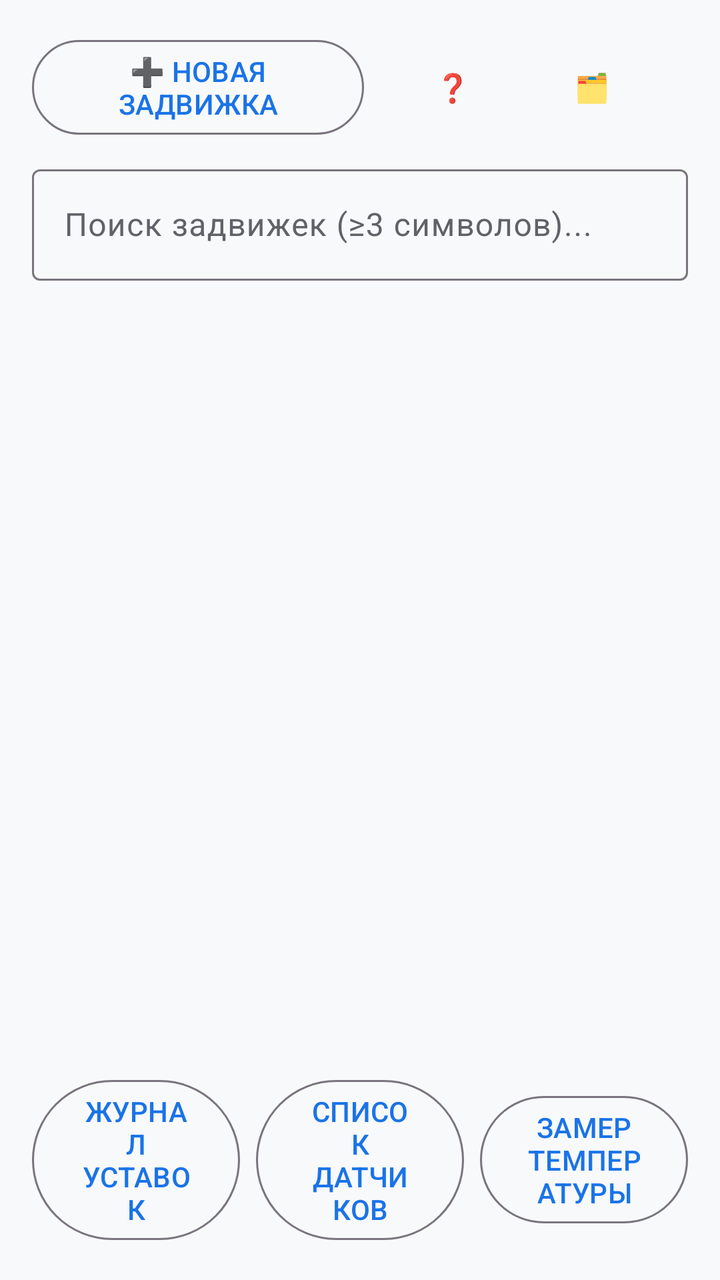
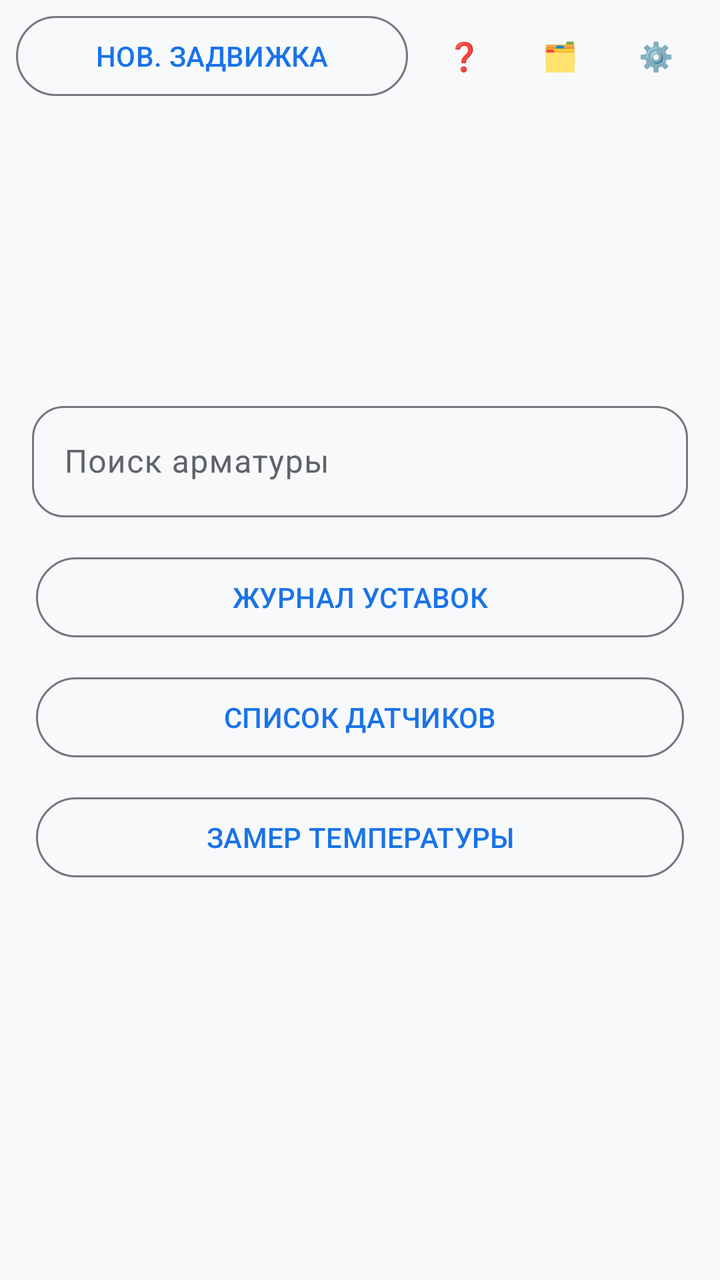

Two renders of the same Android screen: before a commit and after it. Below are the layout's source before the change and the commit's diff.
<!-- AndroidManifest.xml: application theme Theme.FocusApp -->
<!-- res/layout/activity_main.xml -->
<?xml version="1.0" encoding="utf-8"?>
<LinearLayout xmlns:android="http://schemas.android.com/apk/res/android"
    xmlns:app="http://schemas.android.com/apk/res-auto"
    android:layout_width="match_parent"
    android:layout_height="match_parent"
    android:orientation="vertical"
    android:padding="16dp">

    
    <LinearLayout
        android:layout_width="match_parent"
        android:layout_height="wrap_content"
        android:orientation="horizontal"
        android:gravity="center_vertical"
        android:layout_marginBottom="8dp">

        
        <TextView
            android:id="@+id/tvListStatus"
            android:layout_width="0dp"
            android:layout_height="wrap_content"
            android:layout_weight="1"
            android:text="НОВЫЙ 17"
            android:textSize="16sp"
            android:textStyle="bold"
            android:visibility="gone" />

        
        <com.google.android.material.button.MaterialButton
            android:id="@+id/btnNewValve"
            style="@style/Widget.Material3.Button.OutlinedButton"
            android:layout_width="166dp"
            android:layout_height="wrap_content"
            android:layout_marginEnd="8dp"
            android:text="➕ НОВАЯ ЗАДВИЖКА" />

        
        <com.google.android.material.button.MaterialButton
            android:id="@+id/btnToList"
            android:layout_width="wrap_content"
            android:layout_height="wrap_content"
            android:text="📋 К СПИСКУ"
            android:visibility="gone"
            android:layout_marginEnd="8dp"
            style="@style/Widget.Material3.Button" />

        
        <com.google.android.material.button.MaterialButton
            android:id="@+id/btnHelp"
            style="@style/Widget.Material3.Button.TextButton"
            android:layout_width="73dp"
            android:layout_height="wrap_content"
            android:text="❓" />

        
        <com.google.android.material.button.MaterialButton
            android:id="@+id/btnLists"
            style="@style/Widget.Material3.Button.TextButton"
            android:layout_width="66dp"
            android:layout_height="wrap_content"
            android:text="🗂️" />

        
        <com.google.android.material.button.MaterialButton
            android:id="@+id/btnSettings"
            style="@style/Widget.Material3.Button.TextButton"
            android:layout_width="60dp"
            android:layout_height="wrap_content"
            android:text="⚙️" />
    </LinearLayout>

    
    <com.google.android.material.textfield.TextInputLayout
        android:layout_width="match_parent"
        android:layout_height="wrap_content"
        android:hint="Поиск задвижек (≥3 символов)..."
        style="@style/Widget.Material3.TextInputLayout.OutlinedBox">

        <com.google.android.material.textfield.TextInputEditText
            android:id="@+id/etSearch"
            android:layout_width="match_parent"
            android:layout_height="wrap_content"
            android:inputType="text"
            android:maxLines="1" />
    </com.google.android.material.textfield.TextInputLayout>

    
    <androidx.recyclerview.widget.RecyclerView
        android:id="@+id/rvGateValves"
        android:layout_width="match_parent"
        android:layout_height="434dp"
        android:layout_marginTop="8dp"
        android:layout_weight="1"
        android:clipToPadding="false"
        android:paddingBottom="8dp" />
    
    <TextView
        android:id="@+id/tvEmptySearch"
        android:layout_width="match_parent"
        android:layout_height="match_parent"
        android:gravity="center"
        android:text="🔍 Ничего не найдено\nПопробуйте изменить запрос"
        android:textSize="18sp"
        android:textColor="@color/on_surface_secondary"
        android:visibility="gone" />



    
    <LinearLayout
        android:id="@+id/bottomButtons"
        android:layout_width="match_parent"
        android:layout_height="wrap_content"
        android:orientation="horizontal"
        android:gravity="center"
        android:layout_marginTop="8dp">

        <com.google.android.material.button.MaterialButton
            android:id="@+id/btnSetpoints"
            android:layout_width="0dp"
            android:layout_height="wrap_content"
            android:layout_weight="1"
            android:layout_marginEnd="8dp"
            android:text="ЖУРНАЛ УСТАВОК"
            style="@style/Widget.Material3.Button.OutlinedButton" />

        <com.google.android.material.button.MaterialButton
            android:id="@+id/btnSensors"
            android:layout_width="0dp"
            android:layout_height="wrap_content"
            android:layout_weight="1"
            android:layout_marginEnd="8dp"
            android:text="СПИСОК ДАТЧИКОВ"
            style="@style/Widget.Material3.Button.OutlinedButton" />

        <com.google.android.material.button.MaterialButton
            android:id="@+id/btnConverter"
            android:layout_width="0dp"
            android:layout_height="wrap_content"
            android:layout_weight="1"
            android:text="ЗАМЕР ТЕМПЕРАТУРЫ"
            style="@style/Widget.Material3.Button.OutlinedButton" />
    </LinearLayout>

</LinearLayout>
<!-- resources referenced by this layout -->
<resources>
  <color name="on_surface_secondary">#5F6368</color>
  <style name="Theme.FocusApp" parent="Theme.Material3.DayNight.NoActionBar">
          
          <item name="colorPrimary">@color/primary</item>
          <item name="colorPrimaryContainer">@color/primary_container</item>
          <item name="colorSecondary">@color/secondary</item>
          <item name="colorTertiary">@color/tertiary</item>
  
          
          <item name="colorOnPrimary">@color/on_primary</item>
          <item name="colorOnSurface">@color/on_surface</item>
          <item name="colorOnSurfaceVariant">@color/on_surface_secondary</item>
  
          
          <item name="colorSurface">@color/surface</item>
          <item name="colorSurfaceVariant">@color/surface_variant</item>
          <item name="android:colorBackground">@color/background</item>
  
          
          <item name="android:statusBarColor">@color/status_bar</item>
  
          
          <item name="android:navigationBarColor">@color/surface</item>
      </style>
  <color name="primary">#1A73E8</color>
  <color name="primary_container">#D2E3FC</color>
  <color name="secondary">#03DAC6</color>
  <color name="tertiary">#FF6B6B</color>
  <color name="on_primary">#FFFFFF</color>
  <color name="on_surface">#202124</color>
  <color name="surface">#FFFFFF</color>
  <color name="surface_variant">#F5F5F5</color>
  <color name="background">#F8F9FA</color>
  <color name="status_bar">#FFFFFF</color>
</resources>

<!-- the commit's change to res/layout/activity_main.xml (unified diff, before → after) -->
@@ -1,145 +1,290 @@
 <?xml version="1.0" encoding="utf-8"?>
-<LinearLayout xmlns:android="http://schemas.android.com/apk/res/android"
+<androidx.constraintlayout.widget.ConstraintLayout
+    xmlns:android="http://schemas.android.com/apk/res/android"
     xmlns:app="http://schemas.android.com/apk/res-auto"
+    android:id="@+id/rootLayout"
     android:layout_width="match_parent"
     android:layout_height="match_parent"
-    android:orientation="vertical"
-    android:padding="16dp">
-
-    
-    <LinearLayout
+    android:background="?android:attr/windowBackground">
+
+    
+    
+    
+    <androidx.constraintlayout.widget.ConstraintLayout
+        android:id="@+id/topPanel"
         android:layout_width="match_parent"
         android:layout_height="wrap_content"
-        android:orientation="horizontal"
-        android:gravity="center_vertical"
-        android:layout_marginBottom="8dp">
-
-        
-        <TextView
-            android:id="@+id/tvListStatus"
-            android:layout_width="0dp"
-            android:layout_height="wrap_content"
-            android:layout_weight="1"
-            android:text="НОВЫЙ 17"
-            android:textSize="16sp"
-            android:textStyle="bold"
-            android:visibility="gone" />
+        android:paddingStart="8dp"
+        android:paddingEnd="8dp"
+        android:paddingTop="4dp"
+        android:paddingBottom="4dp"
+        app:layout_constraintTop_toTopOf="parent"
+        app:layout_constraintStart_toStartOf="parent"
+        app:layout_constraintEnd_toEndOf="parent">
 
         
         <com.google.android.material.button.MaterialButton
             android:id="@+id/btnNewValve"
             style="@style/Widget.Material3.Button.OutlinedButton"
-            android:layout_width="166dp"
-            android:layout_height="wrap_content"
-            android:layout_marginEnd="8dp"
-            android:text="➕ НОВАЯ ЗАДВИЖКА" />
-
-        
-        <com.google.android.material.button.MaterialButton
-            android:id="@+id/btnToList"
-            android:layout_width="wrap_content"
-            android:layout_height="wrap_content"
-            android:text="📋 К СПИСКУ"
-            android:visibility="gone"
-            android:layout_marginEnd="8dp"
-            style="@style/Widget.Material3.Button" />
+            android:layout_width="0dp"
+            android:layout_height="wrap_content"
+            android:layout_marginEnd="4dp"
+            android:text="@string/new_valve"
+            android:maxLines="1"
+            android:ellipsize="end"
+            app:layout_constraintStart_toStartOf="parent"
+            app:layout_constraintEnd_toStartOf="@id/btnHelp"
+            app:layout_constraintTop_toTopOf="parent"
+            app:layout_constraintBottom_toBottomOf="parent" />
 
         
         <com.google.android.material.button.MaterialButton
             android:id="@+id/btnHelp"
             style="@style/Widget.Material3.Button.TextButton"
-            android:layout_width="73dp"
-            android:layout_height="wrap_content"
-            android:text="❓" />
+            android:layout_width="48dp"
+            android:layout_height="wrap_content"
+            android:text="❓"
+            app:layout_constraintStart_toEndOf="@id/btnNewValve"
+            app:layout_constraintEnd_toStartOf="@id/btnLists"
+            app:layout_constraintTop_toTopOf="parent"
+            app:layout_constraintBottom_toBottomOf="parent" />
 
         
         <com.google.android.material.button.MaterialButton
             android:id="@+id/btnLists"
             style="@style/Widget.Material3.Button.TextButton"
-            android:layout_width="66dp"
-            android:layout_height="wrap_content"
-            android:text="🗂️" />
+            android:layout_width="48dp"
+            android:layout_height="wrap_content"
+            android:text="🗂️"
+            app:layout_constraintStart_toEndOf="@id/btnHelp"
+            app:layout_constraintEnd_toStartOf="@id/btnSettings"
+            app:layout_constraintTop_toTopOf="parent"
+            app:layout_constraintBottom_toBottomOf="parent" />
 
         
         <com.google.android.material.button.MaterialButton
             android:id="@+id/btnSettings"
             style="@style/Widget.Material3.Button.TextButton"
-            android:layout_width="60dp"
-            android:layout_height="wrap_content"
-            android:text="⚙️" />
-    </LinearLayout>
-
-    
-    <com.google.android.material.textfield.TextInputLayout
+            android:layout_width="48dp"
+            android:layout_height="wrap_content"
+            android:text="⚙️"
+            app:layout_constraintEnd_toEndOf="parent"
+            app:layout_constraintTop_toTopOf="parent"
+            app:layout_constraintBottom_toBottomOf="parent" />
+
+    </androidx.constraintlayout.widget.ConstraintLayout>
+
+    
+    
+    
+    <androidx.constraintlayout.widget.ConstraintLayout
+        android:id="@+id/searchContainer"
         android:layout_width="match_parent"
         android:layout_height="wrap_content"
-        android:hint="Поиск задвижек (≥3 символов)..."
-        style="@style/Widget.Material3.TextInputLayout.OutlinedBox">
-
-        <com.google.android.material.textfield.TextInputEditText
-            android:id="@+id/etSearch"
-            android:layout_width="match_parent"
-            android:layout_height="wrap_content"
-            android:inputType="text"
-            android:maxLines="1" />
-    </com.google.android.material.textfield.TextInputLayout>
-
+        app:layout_constraintBottom_toBottomOf="parent"
+        app:layout_constraintTop_toTopOf="parent"
+        app:layout_constraintStart_toStartOf="parent"
+        app:layout_constraintEnd_toEndOf="parent"
+        app:layout_constraintVertical_bias="0.5">
+
+        
+        <com.google.android.material.textfield.TextInputLayout
+            android:id="@+id/searchLayout"
+            style="@style/Widget.Material3.TextInputLayout.OutlinedBox"
+            android:layout_width="0dp"
+            android:layout_height="wrap_content"
+            android:layout_marginStart="16dp"
+            android:layout_marginEnd="16dp"
+            android:hint="@string/search_hint"
+            app:boxCornerRadiusBottomEnd="16dp"
+            app:boxCornerRadiusBottomStart="16dp"
+            app:boxCornerRadiusTopEnd="16dp"
+            app:boxCornerRadiusTopStart="16dp"
+            app:layout_constraintStart_toStartOf="parent"
+            app:layout_constraintEnd_toEndOf="parent"
+            app:layout_constraintTop_toTopOf="parent">
+
+            <com.google.android.material.textfield.TextInputEditText
+                android:id="@+id/etSearch"
+                android:layout_width="match_parent"
+                android:layout_height="wrap_content"
+                android:imeOptions="actionDone"
+                android:inputType="text"
+                android:maxLines="1" />
+        </com.google.android.material.textfield.TextInputLayout>
+
+        
+        <LinearLayout
+            android:id="@+id/bottomButtons"
+            android:layout_width="0dp"
+            android:layout_height="wrap_content"
+            android:layout_marginTop="16dp"
+            android:layout_marginStart="16dp"
+            android:layout_marginEnd="16dp"
+            android:gravity="center"
+            android:orientation="vertical"
+            app:layout_constraintStart_toStartOf="parent"
+            app:layout_constraintEnd_toEndOf="parent"
+            app:layout_constraintTop_toBottomOf="@id/searchLayout"
+            app:layout_constraintBottom_toBottomOf="parent"
+            app:layout_constraintWidth_percent="0.9">
+
+            <com.google.android.material.button.MaterialButton
+                android:id="@+id/btnSetpoints"
+                style="@style/Widget.Material3.Button.OutlinedButton"
+                android:layout_width="match_parent"
+                android:layout_height="wrap_content"
+                android:layout_marginBottom="12dp"
+                android:text="@string/setpoints" />
+
+            <com.google.android.material.button.MaterialButton
+                android:id="@+id/btnSensors"
+                style="@style/Widget.Material3.Button.OutlinedButton"
+                android:layout_width="match_parent"
+                android:layout_height="wrap_content"
+                android:layout_marginBottom="12dp"
+                android:text="@string/sensors" />
+
+            <com.google.android.material.button.MaterialButton
+                android:id="@+id/btnConverter"
+                style="@style/Widget.Material3.Button.OutlinedButton"
+                android:layout_width="match_parent"
+                android:layout_height="wrap_content"
+                android:text="@string/converter" />
+        </LinearLayout>
+    </androidx.constraintlayout.widget.ConstraintLayout>
+
+    
+    
     
     <androidx.recyclerview.widget.RecyclerView
         android:id="@+id/rvGateValves"
         android:layout_width="match_parent"
-        android:layout_height="434dp"
+        android:layout_height="0dp"
         android:layout_marginTop="8dp"
-        android:layout_weight="1"
         android:clipToPadding="false"
-        android:paddingBottom="8dp" />
+        android:paddingBottom="4dp"
+        android:visibility="gone"
+        app:layout_constraintBottom_toBottomOf="parent"
+        app:layout_constraintTop_toBottomOf="@id/searchContainer"
+        app:layout_constraintStart_toStartOf="parent"
+        app:layout_constraintEnd_toEndOf="parent" />
+
     
     <TextView
         android:id="@+id/tvEmptySearch"
         android:layout_width="match_parent"
+        android:layout_height="0dp"
+        android:gravity="center"
+        android:text="@string/empty_search"
+        android:textColor="@color/on_surface_secondary"
+        android:textSize="18sp"
+        android:visibility="gone"
+        app:layout_constraintBottom_toBottomOf="parent"
+        app:layout_constraintTop_toBottomOf="@id/searchContainer"
+        app:layout_constraintStart_toStartOf="parent"
+        app:layout_constraintEnd_toEndOf="parent" />
+
+    
+    
+    
+    <androidx.constraintlayout.widget.ConstraintLayout
+        android:id="@+id/overlayDetail"
+        android:layout_width="match_parent"
         android:layout_height="match_parent"
-        android:gravity="center"
-        android:text="🔍 Ничего не найдено\nПопробуйте изменить запрос"
-        android:textSize="18sp"
-        android:textColor="@color/on_surface_secondary"
-        android:visibility="gone" />
-
-
-
-    
-    <LinearLayout
-        android:id="@+id/bottomButtons"
-        android:layout_width="match_parent"
-        android:layout_height="wrap_content"
-        android:orientation="horizontal"
-        android:gravity="center"
-        android:layout_marginTop="8dp">
-
-        <com.google.android.material.button.MaterialButton
-            android:id="@+id/btnSetpoints"
-            android:layout_width="0dp"
-            android:layout_height="wrap_content"
-            android:layout_weight="1"
-            android:layout_marginEnd="8dp"
-            android:text="ЖУРНАЛ УСТАВОК"
-            style="@style/Widget.Material3.Button.OutlinedButton" />
-
-        <com.google.android.material.button.MaterialButton
-            android:id="@+id/btnSensors"
-            android:layout_width="0dp"
-            android:layout_height="wrap_content"
-            android:layout_weight="1"
-            android:layout_marginEnd="8dp"
-            android:text="СПИСОК ДАТЧИКОВ"
-            style="@style/Widget.Material3.Button.OutlinedButton" />
-
-        <com.google.android.material.button.MaterialButton
-            android:id="@+id/btnConverter"
-            android:layout_width="0dp"
-            android:layout_height="wrap_content"
-            android:layout_weight="1"
-            android:text="ЗАМЕР ТЕМПЕРАТУРЫ"
-            style="@style/Widget.Material3.Button.OutlinedButton" />
-    </LinearLayout>
-
-</LinearLayout>
+        android:background="?android:attr/windowBackground"
+        android:visibility="gone"
+        app:layout_constraintBottom_toBottomOf="parent"
+        app:layout_constraintEnd_toEndOf="parent"
+        app:layout_constraintStart_toStartOf="parent"
+        app:layout_constraintTop_toTopOf="parent">
+
+        
+        <ImageButton
+            android:id="@+id/btnOverlayBack"
+            android:layout_width="48dp"
+            android:layout_height="48dp"
+            android:layout_margin="16dp"
+            android:src="@drawable/ic_close"
+            android:background="?attr/selectableItemBackgroundBorderless"
+            android:contentDescription="Закрыть оверлей"
+            app:layout_constraintStart_toStartOf="parent"
+            app:layout_constraintTop_toTopOf="parent" />
+
+        
+        <TextView
+            android:id="@+id/tvOverlayTitle"
+            android:layout_width="0dp"
+            android:layout_height="wrap_content"
+            android:layout_marginStart="16dp"
+            android:layout_marginEnd="72dp"
+            android:text="Блокировка"
+            android:textSize="20sp"
+            android:textStyle="bold"
+            android:gravity="center"
+            android:maxLines="2"
+            android:ellipsize="end"
+            app:layout_constraintEnd_toEndOf="parent"
+            app:layout_constraintStart_toEndOf="@id/btnOverlayBack"
+            app:layout_constraintTop_toTopOf="@id/btnOverlayBack"
+            app:layout_constraintBottom_toBottomOf="@id/btnOverlayBack" />
+
+        
+        <ImageView
+            android:id="@+id/ivOverlayImage"
+            android:layout_width="0dp"
+            android:layout_height="0dp"
+            android:layout_marginStart="16dp"
+            android:layout_marginEnd="16dp"
+            android:layout_marginTop="8dp"
+            android:layout_marginBottom="8dp"
+            android:scaleType="fitCenter"
+            android:adjustViewBounds="true"
+            android:background="@android:color/white"
+            android:contentDescription="Фрагмент схемы"
+            app:layout_constraintTop_toBottomOf="@id/btnOverlayBack"
+            app:layout_constraintBottom_toTopOf="@id/cardOverlayDescription"
+            app:layout_constraintEnd_toEndOf="parent"
+            app:layout_constraintStart_toStartOf="parent" />
+
+        
+        <ProgressBar
+            android:id="@+id/progressOverlay"
+            android:layout_width="48dp"
+            android:layout_height="48dp"
+            android:indeterminate="true"
+            android:visibility="gone"
+            app:layout_constraintBottom_toBottomOf="@id/ivOverlayImage"
+            app:layout_constraintEnd_toEndOf="@id/ivOverlayImage"
+            app:layout_constraintStart_toStartOf="@id/ivOverlayImage"
+            app:layout_constraintTop_toTopOf="@id/ivOverlayImage" />
+
+        
+        <com.google.android.material.card.MaterialCardView
+            android:id="@+id/cardOverlayDescription"
+            android:layout_width="0dp"
+            android:layout_height="wrap_content"
+            android:layout_marginStart="16dp"
+            android:layout_marginEnd="16dp"
+            android:layout_marginBottom="16dp"
+            app:cardElevation="8dp"
+            app:cardCornerRadius="12dp"
+            app:layout_constraintBottom_toBottomOf="parent"
+            app:layout_constraintEnd_toEndOf="parent"
+            app:layout_constraintStart_toStartOf="parent">
+
+            <TextView
+                android:id="@+id/tvOverlayDescription"
+                android:layout_width="match_parent"
+                android:layout_height="wrap_content"
+                android:padding="16dp"
+                android:text="Описание блокировки"
+                android:textSize="14sp"
+                android:textColor="?android:attr/textColorPrimary" />
+        </com.google.android.material.card.MaterialCardView>
+
+    </androidx.constraintlayout.widget.ConstraintLayout>
+
+
+
+</androidx.constraintlayout.widget.ConstraintLayout>
<!-- resource entries referenced after the edit -->
@@ -1,6 +1,22 @@
 <!-- resources referenced by this layout -->
 <resources>
   <color name="on_surface_secondary">#5F6368</color>
+  <!-- drawable ic_close (drawable) -->
+  <vector xmlns:android="http://schemas.android.com/apk/res/android"
+      android:width="24dp"
+      android:height="24dp"
+      android:viewportWidth="24"
+      android:viewportHeight="24">
+      <path
+          android:fillColor="?android:attr/textColorPrimary"
+          android:pathData="M19,6.41L17.59,5 12,10.59 6.41,5 5,6.41 10.59,12 5,17.59 6.41,19 12,13.41 17.59,19 19,17.59 13.41,12z" />
+  </vector>
+  <string name="converter">ЗАМЕР ТЕМПЕРАТУРЫ</string>
+  <string name="empty_search">🔍 Ничего не найдено\nПопробуйте изменить запрос</string>
+  <string name="new_valve">НОВ. ЗАДВИЖКА</string>
+  <string name="search_hint">Поиск арматуры</string>
+  <string name="sensors">СПИСОК ДАТЧИКОВ</string>
+  <string name="setpoints">ЖУРНАЛ УСТАВОК</string>
   <style name="Theme.FocusApp" parent="Theme.Material3.DayNight.NoActionBar">
           
           <item name="colorPrimary">@color/primary</item>
